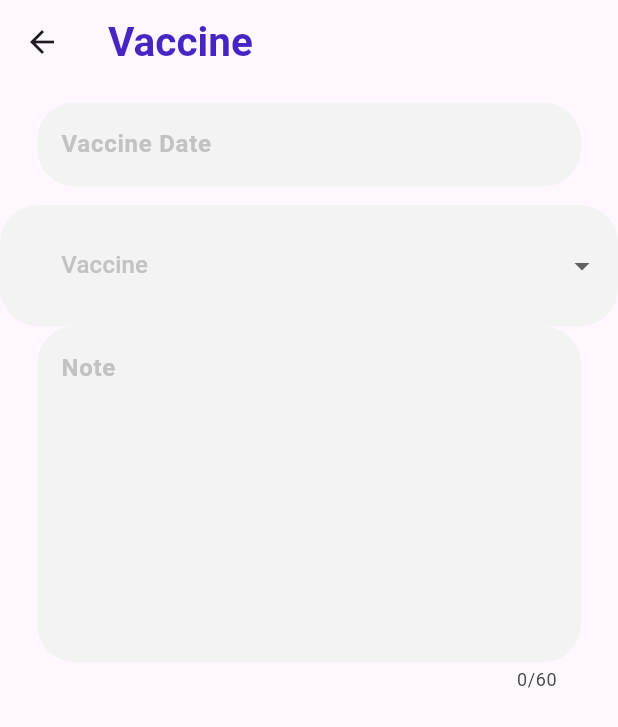
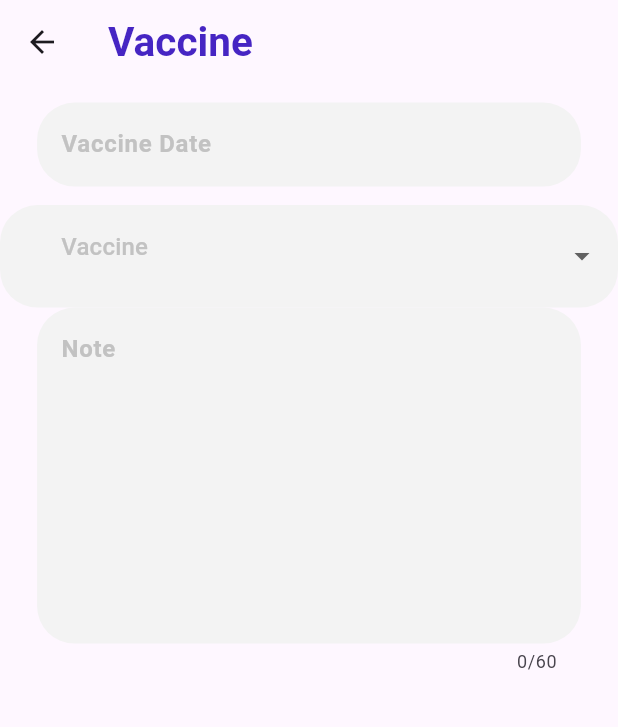
Before and after one commit to andactasdemir24/my_baby_tracker, a Flutter app: the VaccinePage screen opened directly, on a phone screen of 412 x 824 dp. Shown: the top 727 px of the screen. Run offline on Flutter 3.47's test engine with Material 3 defaults, Android fonts, the phone set to English and light mode, and no system bars; our stand-ins replace carousel_slider, flutter_mobx, flutter_screenutil, flutter_speed_dial, get_it, google_nav_bar and 6 more; accounts and stored records are empty; generated files the repository leaves out were written again; Roboto replaces fonts that are missing (Poppins).

Commit message:
completed vaccine crud operations and comleted ui and fixed code

```diff
--- a/lib/app/features/screens/Informations/view/information_page.dart
+++ b/lib/app/features/screens/Informations/view/information_page.dart
@@ -81,6 +81,7 @@ class InformationPage extends StatelessWidget {
                       controller: informationviewmodel.nameController,
                       textInputType: TextInputType.name,
                       hintText: babyFullName,
+                      hintStyle: const TextStyle(color: settingsIndex),
                       icon: const Icon(Baby.baby),
                       textStyle: const TextStyle(fontWeight: FontWeight.bold),
                     ),
@@ -88,6 +89,7 @@ class InformationPage extends StatelessWidget {
                       onChanged: (p0) => informationviewmodel.changeVisible(),
                       controller: informationviewmodel.birthDateController,
                       hintText: babyBirthDate,
+                      hintStyle: const TextStyle(color: settingsIndex),
                       textInputType: TextInputType.none,
                       icon: const Icon(Baby.birthdaycake),
                       textStyle: const TextStyle(fontWeight: FontWeight.bold),
@@ -100,6 +102,7 @@ class InformationPage extends StatelessWidget {
                       controller: informationviewmodel.weightController,
                       textInputType: TextInputType.number,
                       hintText: babyWeight,
+                      hintStyle: const TextStyle(color: settingsIndex),
                       icon: const Icon(Baby.weight),
                       textStyle: const TextStyle(fontWeight: FontWeight.bold),
                     ),
@@ -108,6 +111,7 @@ class InformationPage extends StatelessWidget {
                       controller: informationviewmodel.heightController,
                       textInputType: TextInputType.number,
                       hintText: babyHeight,
+                      hintStyle: const TextStyle(color: settingsIndex),
                       icon: const Icon(Icons.height),
                       textStyle: const TextStyle(fontWeight: FontWeight.bold),
                     ),
--- a/lib/app/features/screens/Informations/widgets/custom_information_textfield.dart
+++ b/lib/app/features/screens/Informations/widgets/custom_information_textfield.dart
@@ -14,6 +14,7 @@ class CustomInformationTextField extends StatelessWidget {
   final Icon? icon;
   final bool? readOnly;
   final TextStyle? textStyle;
+  final TextStyle? hintStyle;
 
   const CustomInformationTextField({
     Key? key,
@@ -25,6 +26,7 @@ class CustomInformationTextField extends StatelessWidget {
     this.icon,
     this.readOnly,
     this.textStyle,
+    this.hintStyle,
   }) : super(key: key);
 
   @override
@@ -50,9 +52,11 @@ class CustomInformationTextField extends StatelessWidget {
                 borderSide: BorderSide.none,
               ),
               hintText: hintText,
-              hintStyle: const TextStyle(color: settingsIndex)),
+              hintStyle: hintStyle),
         ),
       ),
     );
   }
 }
+
+// const TextStyle(color: settingsIndex)
--- a/lib/app/features/screens/profile/view/profile_view.dart
+++ b/lib/app/features/screens/profile/view/profile_view.dart
@@ -85,6 +85,7 @@ class _ProfilePageState extends State<ProfilePage> {
                       controller: informationviewmodel.nameController,
                       textInputType: TextInputType.name,
                       hintText: babyFullName,
+                      hintStyle: const TextStyle(color: settingsIndex),
                       icon: Icon(Baby.baby, color: !informationviewmodel.isEdit ? shade500 : mainIconColor, size: 20),
                       readOnly: !informationviewmodel.isEdit,
                       textStyle: TextStyle(
@@ -93,6 +94,7 @@ class _ProfilePageState extends State<ProfilePage> {
                     CustomInformationTextField(
                         controller: informationviewmodel.birthDateController,
                         hintText: babyBirthDate,
+                        hintStyle: const TextStyle(color: settingsIndex),
                         textInputType: TextInputType.none,
                         icon: Icon(Baby.birthdaycake,
                             color: !informationviewmodel.isEdit ? shade500 : mainIconColor, size: 20),
@@ -108,6 +110,7 @@ class _ProfilePageState extends State<ProfilePage> {
                       controller: informationviewmodel.weightController,
                       textInputType: TextInputType.number,
                       hintText: babyWeight,
+                      hintStyle: const TextStyle(color: settingsIndex),
                       icon: Icon(Baby.weight, color: !informationviewmodel.isEdit ? shade500 : mainIconColor, size: 20),
                       readOnly: !informationviewmodel.isEdit,
                       textStyle: TextStyle(
@@ -117,6 +120,7 @@ class _ProfilePageState extends State<ProfilePage> {
                       controller: informationviewmodel.heightController,
                       textInputType: TextInputType.number,
                       hintText: babyHeight,
+                      hintStyle: const TextStyle(color: settingsIndex),
                       icon: Icon(Icons.height, color: !informationviewmodel.isEdit ? shade500 : mainIconColor),
                       readOnly: !informationviewmodel.isEdit,
                       textStyle: TextStyle(
--- a/lib/app/features/screens/vaccine/view/vaccine_page.dart
+++ b/lib/app/features/screens/vaccine/view/vaccine_page.dart
@@ -1,5 +1,6 @@
 import 'dart:ui';
 import 'package:baby_tracker_app/app/features/screens/vaccine/viewmodel/vaccine_viewmodel.dart';
+import 'package:baby_tracker_app/app/features/screens/vaccine/widgets/custom_dropdown_button.dart';
 import 'package:flutter/material.dart';
 import 'package:flutter_mobx/flutter_mobx.dart';
 import 'package:lottie/lottie.dart';
@@ -13,20 +14,14 @@ import '../../../../core/constants/text_constants.dart';
 import '../../../../core/getIt/locator.dart';
 import '../../Informations/widgets/custom_information_textfield.dart';
 
-class VaccinePage extends StatefulWidget {
+class VaccinePage extends StatelessWidget {
   const VaccinePage({
     Key? key,
   }) : super(key: key);
 
   @override
-  State<VaccinePage> createState() => _VaccinePageState();
-}
-
-class _VaccinePageState extends State<VaccinePage> {
-  @override
   Widget build(BuildContext context) {
     var vaccineViewModel = locator.get<VaccineViewModel>();
-    String? dropdownValue;
     return Scaffold(
       appBar: const CustomAppbar(appbarText: vaccineAppbar),
       body: Observer(builder: (context) {
@@ -39,34 +34,14 @@ class _VaccinePageState extends State<VaccinePage> {
                   onChanged: (p0) => vaccineViewModel.changeVisible(),
                   controller: vaccineViewModel.dateController,
                   hintText: vaccineDate,
+                  hintStyle: const TextStyle(color: settingsIndex),
                   textInputType: TextInputType.none,
                   textStyle: const TextStyle(fontWeight: FontWeight.bold),
                   onTap: () {
                     vaccineViewModel.selectDate(context, vaccineViewModel.dateController);
                   },
                 ),
-                DropdownButtonFormField<String>(
-                  decoration: InputDecoration(
-                    prefixIconColor: sympListShadow,
-                    filled: true,
-                    fillColor: annualColor,
-                    border: OutlineInputBorder(borderRadius: BorderRadius.circular(25), borderSide: BorderSide.none),
-                  ),
-                  hint: const Text(vaccine, style: TextStyle(color: settingsIndex)),
-                  value: dropdownValue,
-                  padding: EdgeInsets.symmetric(
-                      horizontal: displayWidth(context) * 0.06, vertical: displayHeight(context) * 0.015),
-                  onChanged: (String? newValue) {
-                    vaccineViewModel.vaccineController.text = newValue!;
-                    vaccineViewModel.changeVisible();
-                  },
-                  items: vaccineViewModel.list.map<DropdownMenuItem<String>>((String value) {
-                    return DropdownMenuItem(
-                      value: value,
-                      child: Text(value),
-                    );
-                  }).toList(),
-                ),
+                CustomDropdownButton(vaccineViewModel: vaccineViewModel, text: vaccine, color: settingsIndex),
                 CustomNoteTextfield(
                   controller: vaccineViewModel.noteController,
                   onChanged: (p0) => vaccineViewModel.changeVisible(),
--- /dev/null
+++ b/lib/app/features/screens/vaccine/widgets/custom_dropdown_button.dart
@@ -0,0 +1,52 @@
+// ignore_for_file: public_member_api_docs, sort_constructors_first
+import 'package:flutter/material.dart';
+import 'package:flutter_mobx/flutter_mobx.dart';
+
+import 'package:baby_tracker_app/app/features/screens/vaccine/viewmodel/vaccine_viewmodel.dart';
+
+import '../../../../core/constants/color_constants.dart';
+import '../../../../core/constants/mediaquery_constants.dart';
+
+class CustomDropdownButton extends StatelessWidget {
+  const CustomDropdownButton({
+    Key? key,
+    required this.vaccineViewModel,
+    required this.text,
+    this.color,
+  }) : super(key: key);
+
+  final VaccineViewModel vaccineViewModel;
+  final String text;
+  final Color? color;
+
+  @override
+  Widget build(BuildContext context) {
+    return Observer(
+      builder: (context) {
+        return DropdownButtonFormField<String>(
+          decoration: InputDecoration(
+            filled: true,
+            fillColor: annualColor,
+            border: OutlineInputBorder(borderRadius: BorderRadius.circular(25), borderSide: BorderSide.none),
+          ),
+          hint: Text(text, style: TextStyle(color: color)),
+          value: vaccineViewModel.dropdownValue,
+          padding: EdgeInsets.only(
+              left: displayWidth(context) * 0.06,
+              right: displayWidth(context) * 0.06,
+              bottom: displayHeight(context) * 0.015),
+          onChanged: (String? newValue) {
+            vaccineViewModel.vaccineController.text = newValue!;
+            vaccineViewModel.changeVisible();
+          },
+          items: vaccineViewModel.list.map<DropdownMenuItem<String>>((String value) {
+            return DropdownMenuItem(
+              value: value,
+              child: Text(value),
+            );
+          }).toList(),
+        );
+      },
+    );
+  }
+}
```
Also changed, not shown: lib/app/features/screens/calender/widgets/custom_all_listview.dart (+12 -11 lines), lib/app/features/screens/calender/widgets/custom_vaccine_listview.dart (+12 -11 lines), lib/app/features/screens/vaccine/view/vaccine_edit_page.dart (added, +124 -0 lines), lib/app/features/screens/vaccine/viewmodel/vaccine_viewmodel.dart (+18 -0 lines), lib/app/features/screens/vaccine/viewmodel/vaccine_viewmodel.g.dart.
